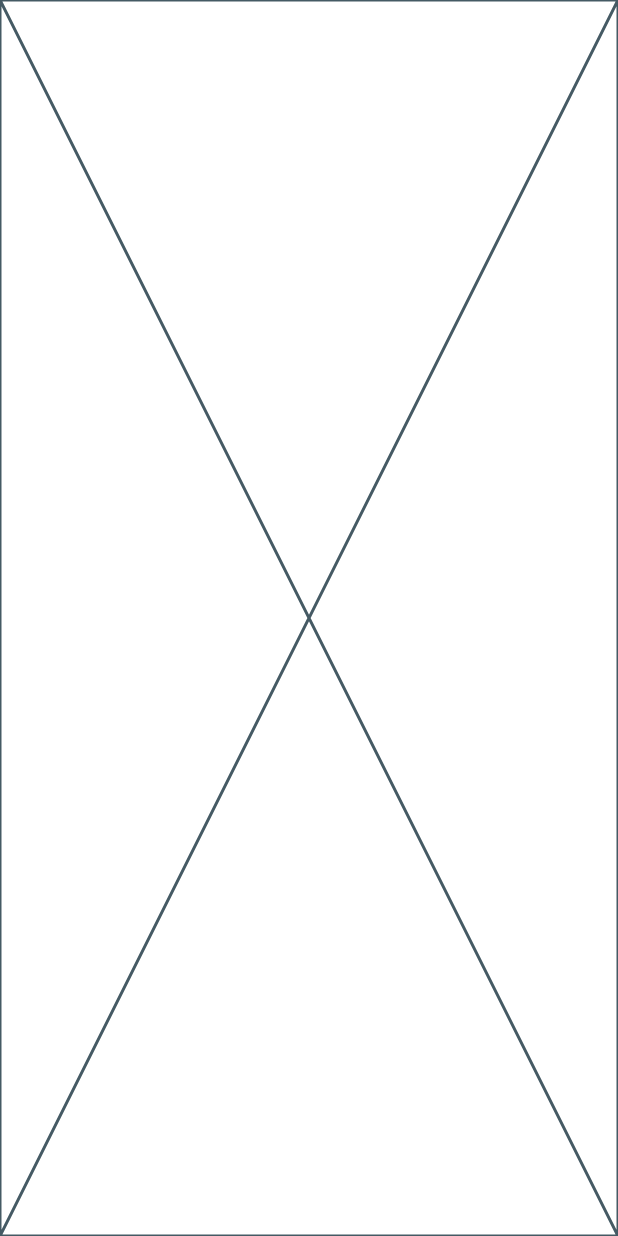
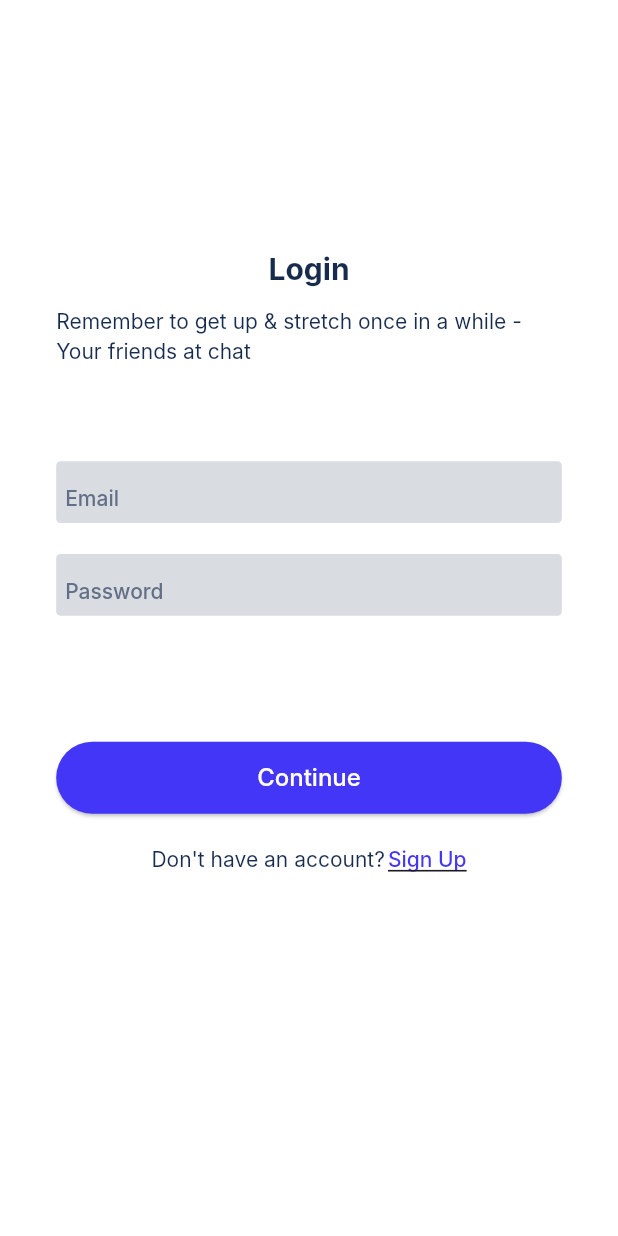
Before and after one commit to diilshadkt/chateo, a Flutter app: the screen it shows after launch, after a tap on "Log In", on a phone screen of 412 x 824 dp. Run offline on Flutter 3.47's test engine with Material 3 defaults, Android fonts, the phone set to English and light mode, and no system bars; our stand-ins replace firebase_auth, firebase_core, flutter_hooks, flutter_riverpod, go_router, hooks_riverpod and 1 more; accounts and stored records are empty; generated files the repository leaves out were written again; Roboto replaces fonts that are missing (Inter).

Commit message:
Login page ui completed

```diff
--- a/lib/core/constants/constants.dart
+++ b/lib/core/constants/constants.dart
@@ -2,7 +2,7 @@ import 'package:riverpod_annotation/riverpod_annotation.dart';
 part 'constants.g.dart';
 
 class Constants {
-  // Login
+  // Signup
   final String txtHeading = "Register";
   final String txtSubHeading = "You and Your Friends always Connected";
   final String txtContinueBtn = "Continue";
@@ -12,6 +12,12 @@ class Constants {
   final String txtConfirmPassword = "Confirm Password";
   final String txtAlreadyHaveAccount = "Already have an account?";
   final String txtLogin = "Log In";
+  // Login
+   final String txtLoginHeading = "Login";
+  final String txtLoginSubHeading = "Remember to get up & stretch once in a while - Your friends at chat";
+
+  final String txtDontHaveAccount = "Don't have an account?";
+  final String txtSignup = "Sign Up";
 }
 
 @riverpod
--- a/lib/features/auth/view/pages/login_page.dart
+++ b/lib/features/auth/view/pages/login_page.dart
@@ -1,10 +1,100 @@
+import 'package:chateo/core/constants/constants.dart';
+import 'package:chateo/core/themes/app_theme.dart';
+import 'package:chateo/core/widgets/button_widget.dart';
+import 'package:chateo/core/widgets/textfield_widget.dart';
+import 'package:chateo/features/auth/view/pages/login_page.dart';
+import 'package:chateo/features/auth/view/pages/signup_page.dart';
+import 'package:chateo/features/auth/view/widgets/textfield_widget.dart';
 import 'package:flutter/material.dart';
+import 'package:flutter_riverpod/flutter_riverpod.dart';
 
-class LoginPage extends StatelessWidget {
+class LoginPage extends ConsumerWidget {
   const LoginPage({super.key});
 
   @override
-  Widget build(BuildContext context) {
-    return const Placeholder();
+  Widget build(BuildContext context, WidgetRef ref) {
+    final constants = ref.watch(constantsProvider);
+    final colors = AppTheme.of(context).colors;
+    final typography = AppTheme.of(context).typography;
+    final spacer = AppTheme.of(context).spaces;
+
+    return Scaffold(
+      backgroundColor: colors.secondary,
+      body: SingleChildScrollView(
+        child: Center(
+          child: Padding(
+            padding: EdgeInsets.symmetric(
+                horizontal: MediaQuery.sizeOf(context).width / 11),
+            child: Column(
+              children: [
+                SizedBox(
+                  height: MediaQuery.sizeOf(context).height / 5,
+                ),
+                Text(
+                  constants.txtLoginHeading,
+                  style: typography.h800,
+                ),
+                SizedBox(
+                  height: MediaQuery.sizeOf(context).height / 80,
+                ),
+                Text(
+                  constants.txtLoginSubHeading,
+                  style: typography.h100.copyWith(color: colors.text),
+                ),
+                SizedBox(
+                  height: MediaQuery.sizeOf(context).height / 13,
+                ),
+
+                TextfieldWidget(label: constants.txtEmail),
+                SizedBox(
+                  height: MediaQuery.sizeOf(context).height / 40,
+                ),
+                TextfieldWidget(label: constants.txtPassword),
+                SizedBox(
+                  height: MediaQuery.sizeOf(context).height / 40,
+                ),
+
+                SizedBox(
+                  height: MediaQuery.sizeOf(context).height / 13,
+                ),
+                ButtonWidget(onPressed: () {}),
+                SizedBox(
+                  height: MediaQuery.sizeOf(context).height / 40,
+                ),
+                // Already have an account part
+
+                Row(
+                  mainAxisAlignment: MainAxisAlignment.center,
+                  children: [
+                    Text(
+                      constants.txtDontHaveAccount,
+                      style: typography.h100.copyWith(color: colors.text),
+                    ),
+                    SizedBox(
+                      width: spacer.space_25,
+                    ),
+                    InkWell(
+                      child: Text(
+                        constants.txtSignup,
+                        style: typography.h200.copyWith(
+                            color: colors.primary,
+                            decoration: TextDecoration.underline),
+                      ),
+                      onTap: () {
+                        Navigator.push(
+                            context,
+                            MaterialPageRoute(
+                              builder: (context) => const SignupPage(),
+                            ));
+                      },
+                    )
+                  ],
+                ),
+              ],
+            ),
+          ),
+        ),
+      ),
+    );
   }
 }
```
